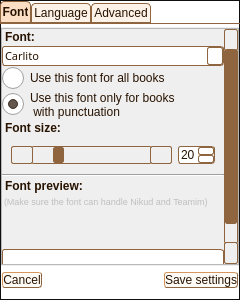
Old version of the form Mobile/mobileapp.ui in the repository MosheWagner/Orayta-QT.
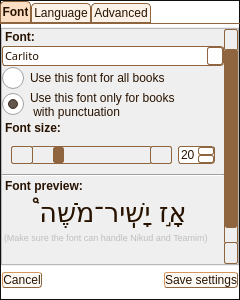
New version of the form. The open tabs and pages were chosen to show the change. Icons and pictures are not drawn. Custom widgets are drawn as their Qt base class.

Commit message: - Fixed resume crash! Now real resume is used as default. - Fixed font preview label

Diff of the .ui file:
```diff
--- a/Mobile/mobileapp.ui
+++ b/Mobile/mobileapp.ui
@@ -4318,7 +4318,7 @@
                 <x>0</x>
                 <y>0</y>
                 <width>222</width>
-                <height>272</height>
+                <height>270</height>
                </rect>
               </property>
               <layout class="QVBoxLayout" name="verticalLayout_22">
@@ -4494,6 +4494,22 @@
                  </property>
                 </widget>
                </item>
+               <item>
+                <widget class="QLabel" name="fontPreview">
+                 <property name="font">
+                  <font>
+                   <family>DejaVu Sans</family>
+                   <pointsize>20</pointsize>
+                  </font>
+                 </property>
+                 <property name="text">
+                  <string>אָ֣ז יָשִֽׁיר־מֹשֶׁה֩</string>
+                 </property>
+                 <property name="alignment">
+                  <set>Qt::AlignCenter</set>
+                 </property>
+                </widget>
+               </item>
                <item>
                 <widget class="QLabel" name="label_7">
                  <property name="enabled">
@@ -4525,224 +4541,6 @@
                  </property>
                 </spacer>
                </item>
-               <item>
-                <widget class="QLineEdit" name="fontPreview">
-                 <property name="enabled">
-                  <bool>false</bool>
-                 </property>
-                 <property name="palette">
-                  <palette>
-                   <active>
-                    <colorrole role="WindowText">
-                     <brush brushstyle="SolidPattern">
-                      <color alpha="255">
-                       <red>40</red>
-                       <green>19</green>
-                       <blue>1</blue>
-                      </color>
-                     </brush>
-                    </colorrole>
-                    <colorrole role="Button">
-                     <brush brushstyle="SolidPattern">
-                      <color alpha="255">
-                       <red>0</red>
-                       <green>0</green>
-                       <blue>0</blue>
-                      </color>
-                     </brush>
-                    </colorrole>
-                    <colorrole role="Dark">
-                     <brush brushstyle="SolidPattern">
-                      <color alpha="255">
-                       <red>1</red>
-                       <green>0</green>
-                       <blue>0</blue>
-                      </color>
-                     </brush>
-                    </colorrole>
-                    <colorrole role="Text">
-                     <brush brushstyle="SolidPattern">
-                      <color alpha="255">
-                       <red>40</red>
-                       <green>19</green>
-                       <blue>1</blue>
-                      </color>
-                     </brush>
-                    </colorrole>
-                    <colorrole role="ButtonText">
-                     <brush brushstyle="SolidPattern">
-                      <color alpha="255">
-                       <red>40</red>
-                       <green>19</green>
-                       <blue>1</blue>
-                      </color>
-                     </brush>
-                    </colorrole>
-                    <colorrole role="Base">
-                     <brush brushstyle="SolidPattern">
-                      <color alpha="255">
-                       <red>0</red>
-                       <green>0</green>
-                       <blue>0</blue>
-                      </color>
-                     </brush>
-                    </colorrole>
-                    <colorrole role="Window">
-                     <brush brushstyle="SolidPattern">
-                      <color alpha="255">
-                       <red>0</red>
-                       <green>0</green>
-                       <blue>0</blue>
-                      </color>
-                     </brush>
-                    </colorrole>
-                   </active>
-                   <inactive>
-                    <colorrole role="WindowText">
-                     <brush brushstyle="SolidPattern">
-                      <color alpha="255">
-                       <red>40</red>
-                       <green>19</green>
-                       <blue>1</blue>
-                      </color>
-                     </brush>
-                    </colorrole>
-                    <colorrole role="Button">
-                     <brush brushstyle="SolidPattern">
-                      <color alpha="255">
-                       <red>0</red>
-                       <green>0</green>
-                       <blue>0</blue>
-                      </color>
-                     </brush>
-                    </colorrole>
-                    <colorrole role="Dark">
-                     <brush brushstyle="SolidPattern">
-                      <color alpha="255">
-                       <red>1</red>
-                       <green>0</green>
-                       <blue>0</blue>
-                      </color>
-                     </brush>
-                    </colorrole>
-                    <colorrole role="Text">
-                     <brush brushstyle="SolidPattern">
-                      <color alpha="255">
-                       <red>40</red>
-                       <green>19</green>
-                       <blue>1</blue>
-                      </color>
-                     </brush>
-                    </colorrole>
-                    <colorrole role="ButtonText">
-                     <brush brushstyle="SolidPattern">
-                      <color alpha="255">
-                       <red>40</red>
-                       <green>19</green>
-                       <blue>1</blue>
-                      </color>
-                     </brush>
-                    </colorrole>
-                    <colorrole role="Base">
-                     <brush brushstyle="SolidPattern">
-                      <color alpha="255">
-                       <red>0</red>
-                       <green>0</green>
-                       <blue>0</blue>
-                      </color>
-                     </brush>
-                    </colorrole>
-                    <colorrole role="Window">
-                     <brush brushstyle="SolidPattern">
-                      <color alpha="255">
-                       <red>0</red>
-                       <green>0</green>
-                       <blue>0</blue>
-                      </color>
-                     </brush>
-                    </colorrole>
-                   </inactive>
-                   <disabled>
-                    <colorrole role="WindowText">
-                     <brush brushstyle="SolidPattern">
-                      <color alpha="255">
-                       <red>255</red>
-                       <green>255</green>
-                       <blue>255</blue>
-                      </color>
-                     </brush>
-                    </colorrole>
-                    <colorrole role="Button">
-                     <brush brushstyle="SolidPattern">
-                      <color alpha="255">
-                       <red>0</red>
-                       <green>0</green>
-                       <blue>0</blue>
-                      </color>
-                     </brush>
-                    </colorrole>
-                    <colorrole role="Dark">
-                     <brush brushstyle="SolidPattern">
-                      <color alpha="255">
-                       <red>1</red>
-                       <green>0</green>
-                       <blue>0</blue>
-                      </color>
-                     </brush>
-                    </colorrole>
-                    <colorrole role="Text">
-                     <brush brushstyle="SolidPattern">
-                      <color alpha="255">
-                       <red>255</red>
-                       <green>255</green>
-                       <blue>255</blue>
-                      </color>
-                     </brush>
-                    </colorrole>
-                    <colorrole role="ButtonText">
-                     <brush brushstyle="SolidPattern">
-                      <color alpha="255">
-                       <red>255</red>
-                       <green>255</green>
-                       <blue>255</blue>
-                      </color>
-                     </brush>
-                    </colorrole>
-                    <colorrole role="Base">
-                     <brush brushstyle="SolidPattern">
-                      <color alpha="255">
-                       <red>0</red>
-                       <green>0</green>
-                       <blue>0</blue>
-                      </color>
-                     </brush>
-                    </colorrole>
-                    <colorrole role="Window">
-                     <brush brushstyle="SolidPattern">
-                      <color alpha="255">
-                       <red>0</red>
-                       <green>0</green>
-                       <blue>0</blue>
-                      </color>
-                     </brush>
-                    </colorrole>
-                   </disabled>
-                  </palette>
-                 </property>
-                 <property name="font">
-                  <font>
-                   <family>Droid Sans Hebrew Orayta</family>
-                   <pointsize>20</pointsize>
-                  </font>
-                 </property>
-                 <property name="layoutDirection">
-                  <enum>Qt::RightToLeft</enum>
-                 </property>
-                 <property name="text">
-                  <string>אָ֣ז יָשִֽׁיר־מֹשֶׁה֩</string>
-                 </property>
-                </widget>
-               </item>
               </layout>
              </widget>
             </widget>
```
Left out of the diff: 34 changed lines with no effect on the pictures. The commit also changes 5 other files.
